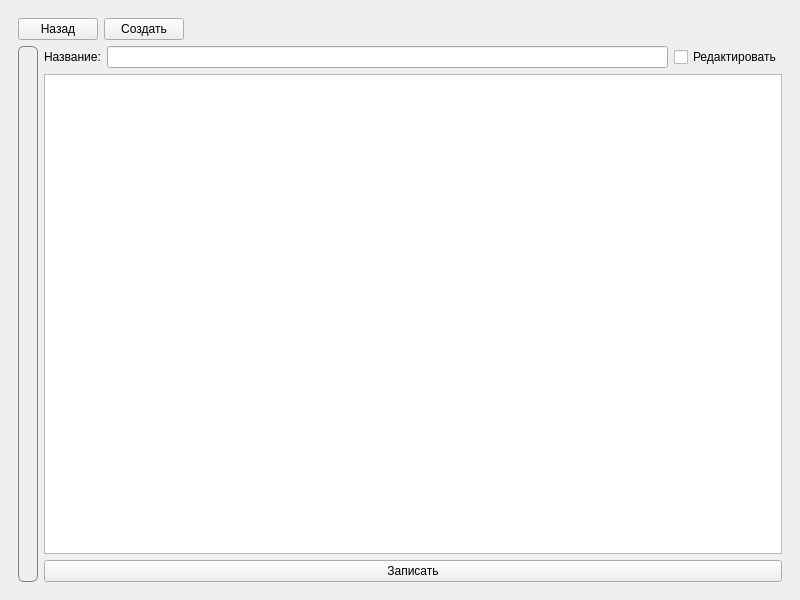
Ognys/qt-project, file mainwindow.ui: the form before one commit.
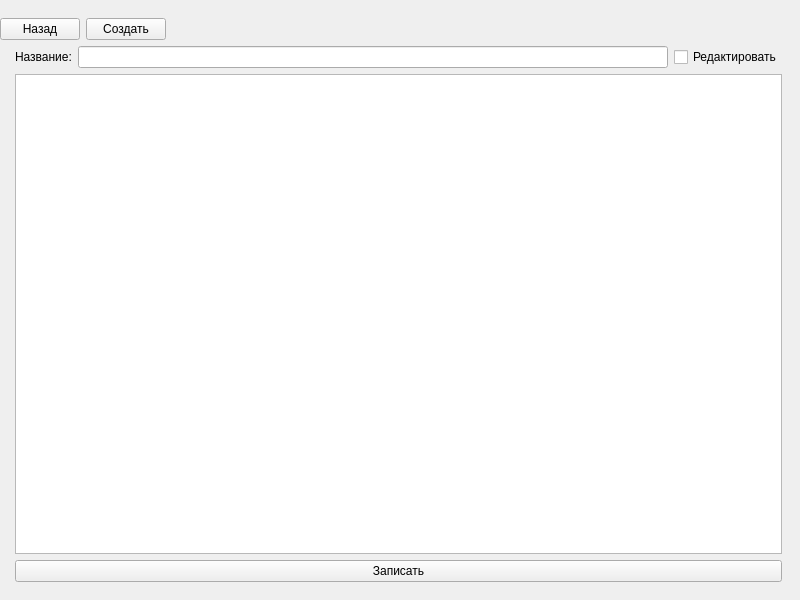
The form after the commit. The open tabs and pages were chosen to show the change.

Commit message: feat: дизайн кнопок выбора заметок

What changed in the file:
```diff
--- a/mainwindow.ui
+++ b/mainwindow.ui
@@ -15,6 +15,9 @@
   </property>
   <widget class="QWidget" name="centralwidget">
    <layout class="QVBoxLayout" name="verticalLayout">
+    <property name="leftMargin">
+     <number>0</number>
+    </property>
     <item>
      <widget class="QStackedWidget" name="stackedWidget">
       <widget class="QWidget" name="page">
@@ -37,6 +40,9 @@
       </widget>
       <widget class="QWidget" name="page_2">
        <layout class="QVBoxLayout" name="verticalLayout_3">
+        <property name="leftMargin">
+         <number>0</number>
+        </property>
         <item>
          <layout class="QVBoxLayout" name="verticalLayout_4">
           <item>
@@ -79,9 +85,8 @@
             <item>
              <widget class="QFrame" name="notesFrame">
               <property name="styleSheet">
-               <string notr="true">QFrame#notesFrame{
-	border: 1px solid gray;
-	border-radius: 6px;
+               <string notr="true">QFrame#notesFrame {
+	border: none;
 }</string>
               </property>
               <property name="frameShape">
@@ -91,8 +96,15 @@
                <enum>QFrame::Shadow::Raised</enum>
               </property>
               <layout class="QVBoxLayout" name="verticalLayout_10">
+               <property name="leftMargin">
+                <number>0</number>
+               </property>
                <item>
-                <layout class="QVBoxLayout" name="verticalLayout_9"/>
+                <layout class="QVBoxLayout" name="verticalLayout_9">
+                 <property name="spacing">
+                  <number>0</number>
+                 </property>
+                </layout>
                </item>
               </layout>
              </widget>
```
The commit also changes 1 other file.
